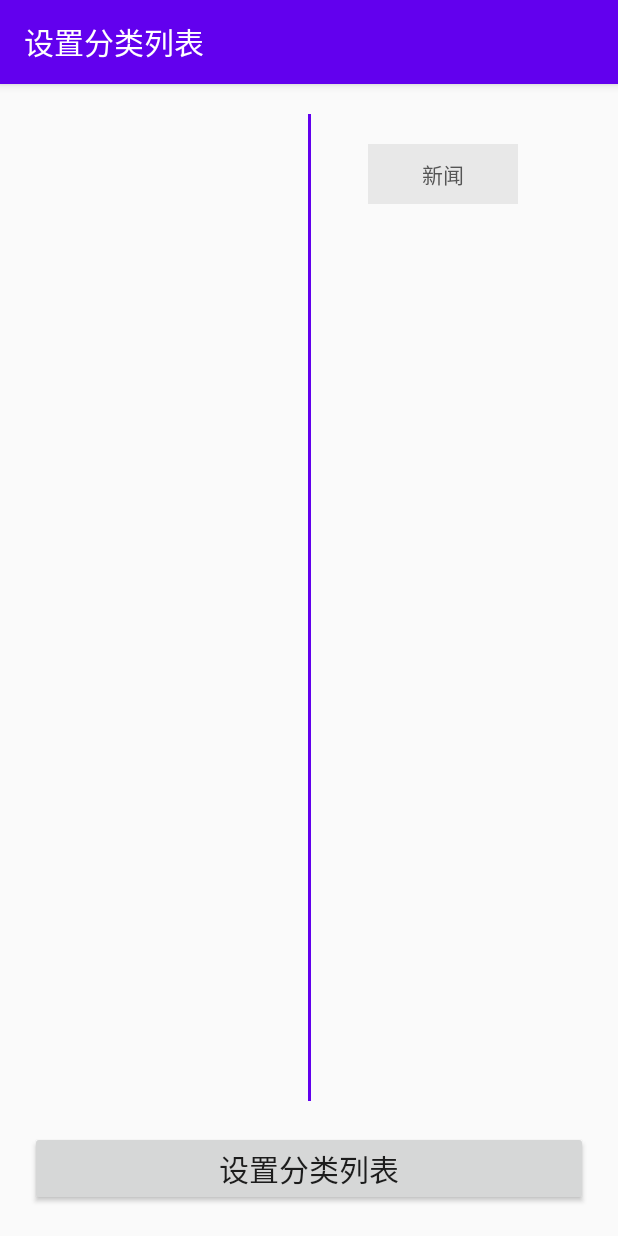
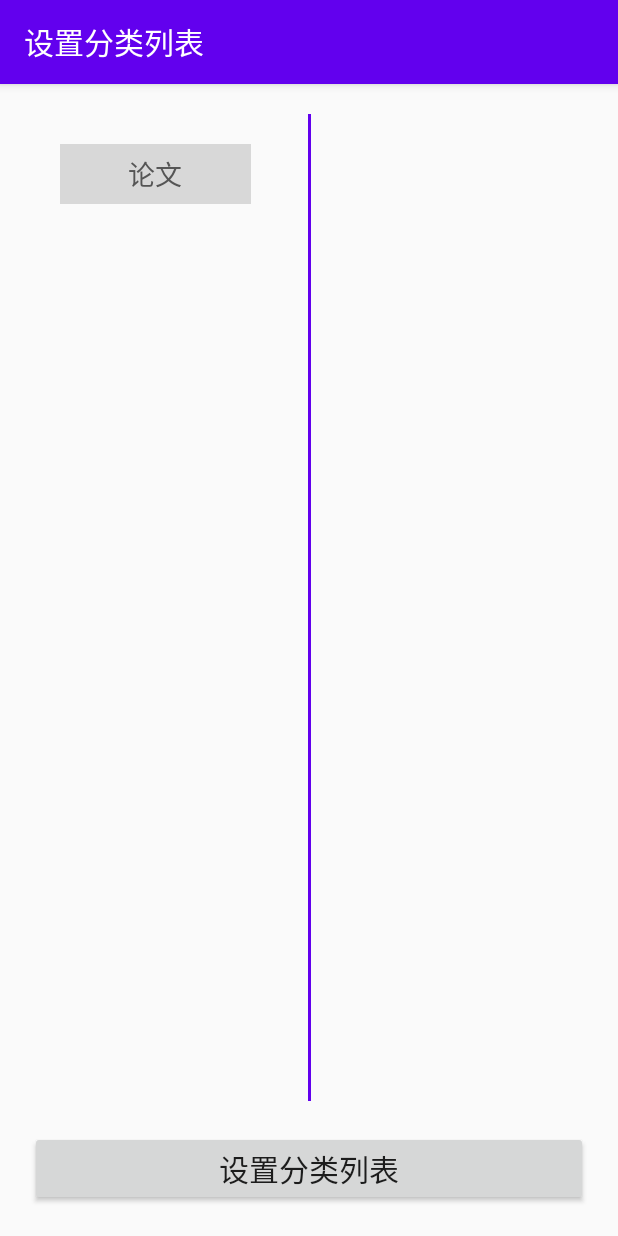
Before and after one commit to youyl/SysCOVID19, an Android app: the MenuActivity screen opened directly, with no data from a screen before it, after a tap on "论文", on a phone screen of 412 x 824 dp. Run offline under Robolectric (Android 15) with nearby library versions, the phone set to English and light mode, and no system bars; our stand-ins replace RxJava; 1 other tap on this screen came first.

Commit message:
cluster finish and fix 1

```diff
--- a/app/src/main/java/com/java/youyilin/ui/cluster/ClusterDetailActivity.java
+++ b/app/src/main/java/com/java/youyilin/ui/cluster/ClusterDetailActivity.java
@@ -26,9 +26,7 @@ public class ClusterDetailActivity extends AppCompatActivity {
         super.onCreate(savedInstanceState);
         name=getIntent().getStringExtra("NAME");
         setContentView(R.layout.activity_cluster_detail);
-        getSupportActionBar().hide();
-        TextView text=findViewById(R.id.cluster_detail_title);
-        text.setText(name);
+        setTitle(name);
         detailview=findViewById(R.id.cluster_detail_list);
         mydetailadp=new CDetailAdapter(this,ClusterData.getInstance().getNewsList(name));
         detailview.setAdapter(mydetailadp);
--- a/app/src/main/java/com/java/youyilin/ui/news/MenuActivity.java
+++ b/app/src/main/java/com/java/youyilin/ui/news/MenuActivity.java
@@ -22,6 +22,8 @@ import com.java.youyilin.R;
 import org.w3c.dom.Text;
 
 import java.util.ArrayList;
+
+import io.reactivex.Single;
 
 public class MenuActivity extends AppCompatActivity {
     private int startCat;
@@ -66,7 +68,9 @@ public class MenuActivity extends AppCompatActivity {
         private MyAdaptor oppo;
         private Context context;
         private AlphaAnimation fading_in;
-        //private AlphaAnimation fading_out;
+        private AlphaAnimation fading_out;
+        private boolean is_fading_out;
+        private boolean is_fading_in;
         private int isCreateProcess;
         private int catVal;
         private ArrayList<NewsCategory> catlist=new ArrayList<NewsCategory>();
@@ -90,10 +94,45 @@ public class MenuActivity extends AppCompatActivity {
 
         MyAdaptor(Context _context)
         {
+            is_fading_out=false;
+            is_fading_in=false;
             isCreateProcess=-1;
             context=_context;
             fading_in=(AlphaAnimation)AnimationUtils.loadAnimation(context,R.anim.fading_in_anime);
-            //fading_out=(AlphaAnimation)AnimationUtils.loadAnimation(context,R.anim.fading_out_anime);
+            fading_out=(AlphaAnimation)AnimationUtils.loadAnimation(context,R.anim.fading_out_anime);
+            fading_in.setAnimationListener(new Animation.AnimationListener() {
+                @Override
+                public void onAnimationStart(Animation animation) {
+                    is_fading_in=true;
+                }
+
+                @Override
+                public void onAnimationEnd(Animation animation) {
+                    is_fading_in=false;
+                }
+
+                @Override
+                public void onAnimationRepeat(Animation animation) {
+                    //do nothing
+                }
+            });
+            fading_out.setAnimationListener(new Animation.AnimationListener() {
+                @Override
+                public void onAnimationStart(Animation animation) {
+                    is_fading_out=true;
+                }
+
+                @Override
+                public void onAnimationEnd(Animation animation) {
+                    notifyDataSetChanged();
+                    is_fading_out=false;
+                }
+
+                @Override
+                public void onAnimationRepeat(Animation animation) {
+                    //do nothing
+                }
+            });
         }
 
         public void addItem(NewsCategory _news)
@@ -108,7 +147,7 @@ public class MenuActivity extends AppCompatActivity {
         {
             catVal-=(catlist.get(x).getIdx()-1);
             catlist.remove(x);
-            this.notifyDataSetChanged();
+            //this.notifyDataSetChanged();
         }
 
         @Override
@@ -139,6 +178,9 @@ public class MenuActivity extends AppCompatActivity {
             view.setOnClickListener(new View.OnClickListener() {
                 @Override
                 public void onClick(View view) {
+                    if(is_fading_out)return;
+                    if(is_fading_in)return;
+                    text.startAnimation(fading_out);
                     oppo.addItem(catlist.get(i));
                     eraseItem(i);
                 }
--- a/app/src/main/java/com/java/youyilin/ui/news/NewsDetail.java
+++ b/app/src/main/java/com/java/youyilin/ui/news/NewsDetail.java
@@ -25,6 +25,7 @@ public class NewsDetail extends AppCompatActivity
     {
         super.onCreate(savedInstanceState);
         setContentView(R.layout.activity_news_detail);
+        setTitle("阅读正文");
         title=getIntent().getStringExtra("TITLE");
         content=new StringBuilder().append("    ").append(getIntent().getStringExtra("CONTENT")).toString();
         source=getIntent().getStringExtra("SOURCE");
--- a/app/src/main/res/anim/bottom_down_news.xml
+++ b/app/src/main/res/anim/bottom_down_news.xml
@@ -3,6 +3,6 @@
     <translate
         android:fromYDelta="0"
         android:toYDelta="100%p"
-        android:duration="150"
+        android:duration="200"
         />
 </set>
--- a/app/src/main/res/anim/bottom_stable_news.xml
+++ b/app/src/main/res/anim/bottom_stable_news.xml
@@ -3,6 +3,6 @@
     <translate
         android:fromYDelta="0"
         android:toYDelta="0"
-        android:duration="155"
+        android:duration="210"
         />
 </set>
--- a/app/src/main/res/anim/bottom_up_news.xml
+++ b/app/src/main/res/anim/bottom_up_news.xml
@@ -3,6 +3,6 @@
     <translate
         android:fromYDelta="100%p"
         android:toYDelta="0"
-        android:duration="150"
+        android:duration="200"
         />
 </set>
--- a/app/src/main/res/layout/activity_menu.xml
+++ b/app/src/main/res/layout/activity_menu.xml
@@ -13,7 +13,7 @@
         android:orientation="vertical"
         android:layout_margin="40dp"
         android:divider="#00000000"
-        android:dividerHeight="10dp"
+        android:dividerHeight="20dp"
         app:layout_constraintTop_toTopOf="parent"
         app:layout_constraintBottom_toTopOf="@id/return_button"
         app:layout_constraintLeft_toLeftOf="parent"
@@ -40,7 +40,7 @@
         android:orientation="vertical"
         android:layout_margin="40dp"
         android:divider="#00000000"
-        android:dividerHeight="10dp"
+        android:dividerHeight="20dp"
         app:layout_constraintTop_toTopOf="parent"
         app:layout_constraintBottom_toTopOf="@id/return_button"
         app:layout_constraintLeft_toLeftOf="@id/middle_line"
--- a/app/src/main/res/layout/cluster_list_item.xml
+++ b/app/src/main/res/layout/cluster_list_item.xml
@@ -2,6 +2,11 @@
 <androidx.cardview.widget.CardView xmlns:android="http://schemas.android.com/apk/res/android"
     android:layout_width="match_parent"
     android:layout_height="wrap_content"
+    android:layout_marginBottom="4dp"
+    android:layout_marginTop="4dp"
+    android:layout_marginLeft="8dp"
+    android:layout_marginRight="8dp"
+    android:padding="4dp"
     >
     <TextView
         android:id="@+id/cluster_list_content"
--- a/app/src/main/res/layout/fragment_cluster.xml
+++ b/app/src/main/res/layout/fragment_cluster.xml
@@ -8,6 +8,8 @@
         android:id="@+id/cluster_list"
         android:layout_width="match_parent"
         android:layout_height="match_parent"
+        android:padding="8dp"
+        android:dividerHeight="10dp"
         android:divider="#00000000"/>
 
 </LinearLayout>
--- a/app/src/main/res/layout/news_menu_item.xml
+++ b/app/src/main/res/layout/news_menu_item.xml
@@ -1,12 +1,13 @@
 <?xml version="1.0" encoding="utf-8"?>
 <TextView xmlns:android="http://schemas.android.com/apk/res/android"
     android:id="@+id/news_menu_item_text"
-    android:layout_width="100dp"
+    android:layout_width="match_parent"
     android:layout_height="40dp"
-    android:layout_margin="10dp"
-    android:background="#e8e8e8"
+    android:layout_margin="20dp"
+    android:background="#d8d8d8"
     android:gravity="center"
     android:textColor="#555555"
+    android:textSize="18sp"
     android:clickable="true"
     >
 
```
Also changed, not shown: app/src/main/res/layout/activity_cluster_detail.xml (+4 -16 lines), app/src/main/res/layout/cluster_detail_item.xml (+10 -2 lines).
